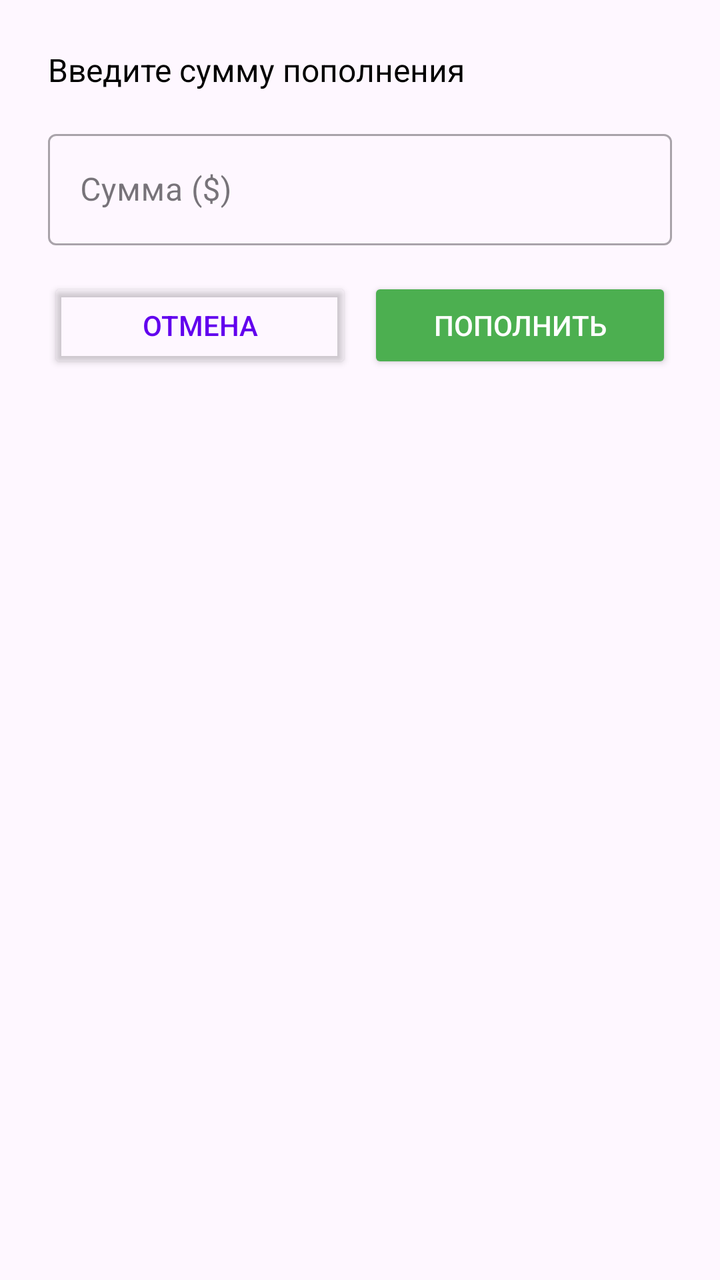
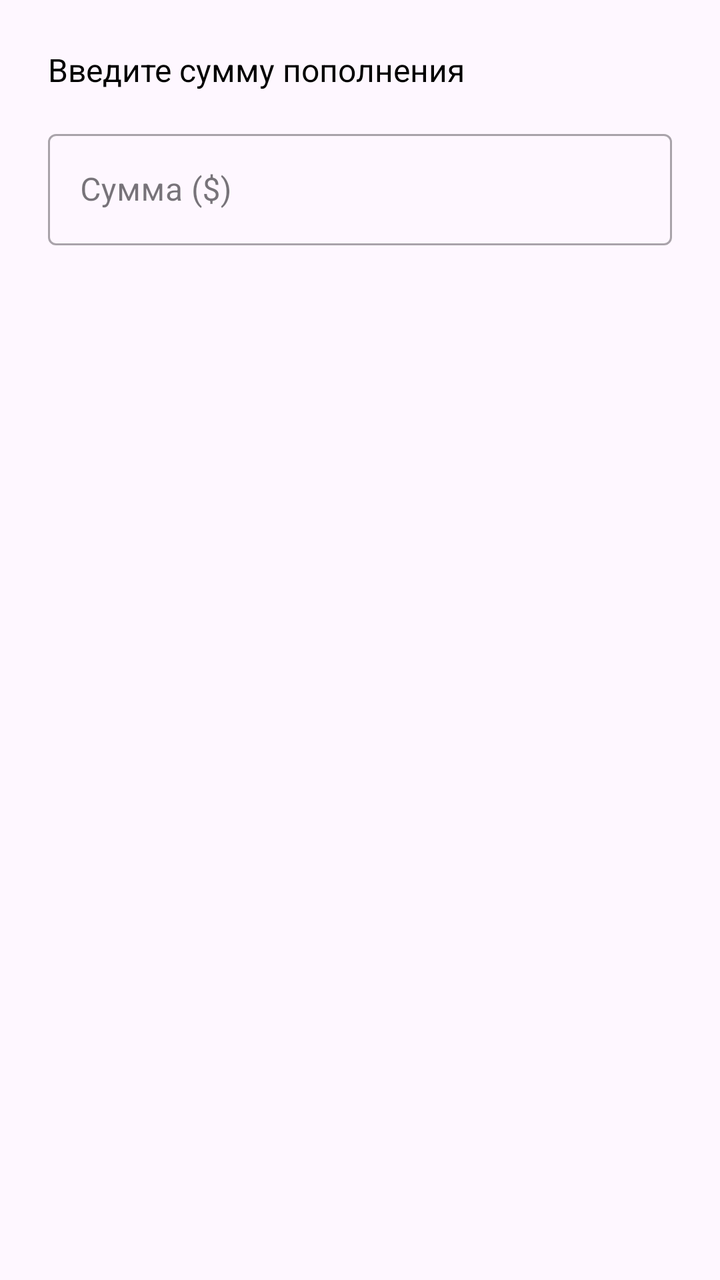

Two renders of the same Android screen: before a commit and after it. Below are the layout's source before the change and the commit's diff.
<!-- AndroidManifest.xml: application theme Theme.Beatstore -->
<!-- res/layout/dialog_topup.xml -->
<?xml version="1.0" encoding="utf-8"?>
<LinearLayout xmlns:android="http://schemas.android.com/apk/res/android"
    android:layout_width="match_parent"
    android:layout_height="wrap_content"
    android:orientation="vertical"
    android:padding="24dp">

    <TextView
        android:layout_width="wrap_content"
        android:layout_height="wrap_content"
        android:text="Введите сумму пополнения"
        android:textSize="16sp"
        android:textColor="#000000"
        android:layout_marginBottom="16dp" />

    <com.google.android.material.textfield.TextInputLayout
        android:id="@+id/tilAmount"
        android:layout_width="match_parent"
        android:layout_height="wrap_content"
        android:hint="Сумма ($)"
        style="@style/Widget.MaterialComponents.TextInputLayout.OutlinedBox">

        <com.google.android.material.textfield.TextInputEditText
            android:id="@+id/etAmount"
            android:layout_width="match_parent"
            android:layout_height="wrap_content"
            android:inputType="numberDecimal"
            android:maxLines="1" />
    </com.google.android.material.textfield.TextInputLayout>

    <LinearLayout
        android:layout_width="match_parent"
        android:layout_height="wrap_content"
        android:orientation="horizontal"
        android:layout_marginTop="16dp">

        <Button
            android:id="@+id/btnCancel"
            android:layout_width="0dp"
            android:layout_height="48dp"
            android:layout_weight="1"
            android:text="Отмена"
            android:textColor="#FF6200EE"
            android:backgroundTint="@android:color/transparent"
            android:layout_marginEnd="8dp" />

        <Button
            android:id="@+id/btnConfirm"
            android:layout_width="0dp"
            android:layout_height="48dp"
            android:layout_weight="1"
            android:text="Пополнить"
            android:textColor="#FFFFFF"
            android:backgroundTint="#4CAF50" />
    </LinearLayout>
</LinearLayout>
<!-- resources referenced by this layout -->
<resources>
  <style name="Theme.Beatstore" parent="Base.Theme.Beatstore" />
  <style name="Base.Theme.Beatstore" parent="Theme.Material3.DayNight.NoActionBar">
          
          
      </style>
</resources>

<!-- the commit's change to res/layout/dialog_topup.xml (unified diff, before → after) -->
@@ -27,30 +27,4 @@
             android:inputType="numberDecimal"
             android:maxLines="1" />
     </com.google.android.material.textfield.TextInputLayout>
-
-    <LinearLayout
-        android:layout_width="match_parent"
-        android:layout_height="wrap_content"
-        android:orientation="horizontal"
-        android:layout_marginTop="16dp">
-
-        <Button
-            android:id="@+id/btnCancel"
-            android:layout_width="0dp"
-            android:layout_height="48dp"
-            android:layout_weight="1"
-            android:text="Отмена"
-            android:textColor="#FF6200EE"
-            android:backgroundTint="@android:color/transparent"
-            android:layout_marginEnd="8dp" />
-
-        <Button
-            android:id="@+id/btnConfirm"
-            android:layout_width="0dp"
-            android:layout_height="48dp"
-            android:layout_weight="1"
-            android:text="Пополнить"
-            android:textColor="#FFFFFF"
-            android:backgroundTint="#4CAF50" />
-    </LinearLayout>
 </LinearLayout>
